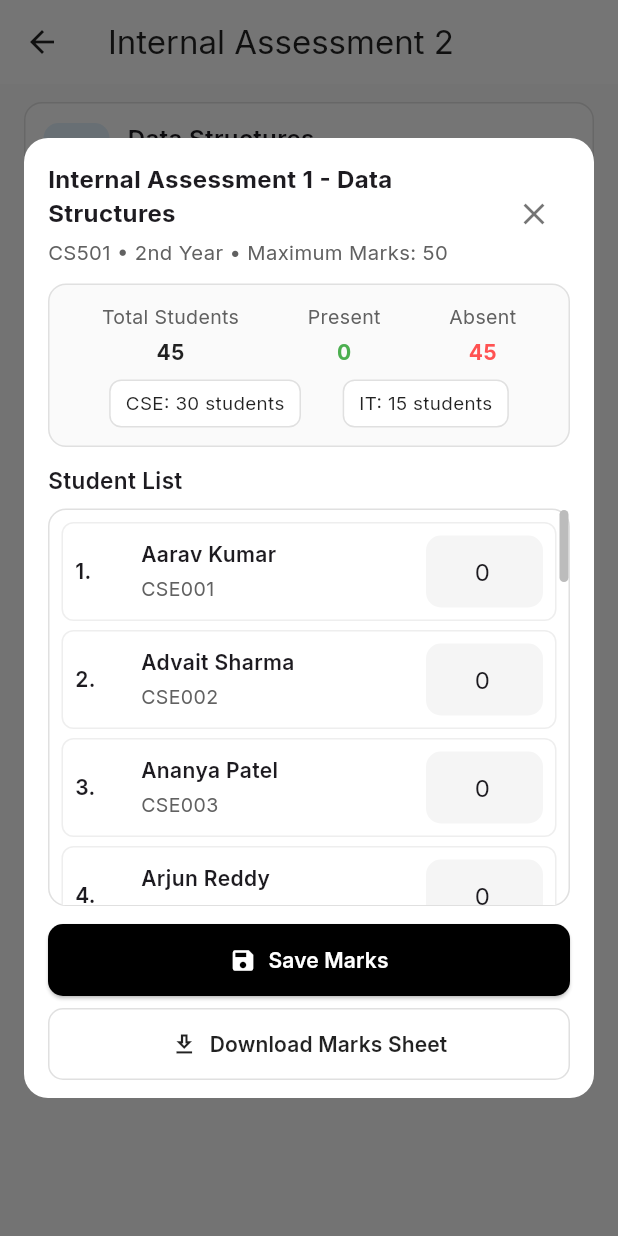
After one commit to kishoreerp/ERP-Campus-Connect, a Flutter app: the InternalAssessment2Screen screen opened directly, after a tap on "Data Structures", on a phone screen of 412 x 824 dp. The commit adds this screen. Run offline on Flutter 3.47's test engine with Material 3 defaults, Android fonts, the phone set to English and light mode, and no system bars; our stand-ins replace cloud_firestore, firebase_auth, firebase_core, google_fonts, shared_preferences, table_calendar; accounts and stored records are empty; generated files the repository leaves out were written again.

Commit message:
Updated admin & staff screens, added internal assessment 2 screen

```diff
--- a/frontend/lib/screens/admin_portal_screen.dart
+++ b/frontend/lib/screens/admin_portal_screen.dart
@@ -1,7 +1,7 @@
 import 'package:flutter/material.dart';
 import 'package:google_fonts/google_fonts.dart';
 
-
+import 'hod_portal/hod_portal_screen.dart';
 import 'staff_portal/staff_portal_screen.dart';
 import 'hod_portal/hod_portal_screen.dart';
 import 'reset_password/admin_reset_email_screen.dart';
--- /dev/null
+++ b/frontend/lib/screens/staff_portal/internal_assessment2_screen.dart
@@ -0,0 +1,426 @@
+// lib/screens/staff_portal/internal_assessment1_screen.dart
+import 'package:flutter/material.dart';
+import 'package:google_fonts/google_fonts.dart';
+
+class InternalAssessment2Screen extends StatelessWidget {
+const InternalAssessment2Screen({super.key});
+
+  // sample subjects (you can replace with your real data)
+  final List<_SubjectItem> subjects = const [
+    _SubjectItem(title: 'Data Structures', code: 'CS501', year: '2nd Year'),
+    _SubjectItem(title: 'Algorithms', code: 'CS502', year: '3rd Year'),
+    _SubjectItem(title: 'Database Systems', code: 'CS503', year: 'Final Year'),
+    _SubjectItem(title: 'Web Development', code: 'CS504', year: '1st Year'),
+  ];
+
+  @override
+  Widget build(BuildContext context) {
+    return Scaffold(
+      appBar: AppBar(
+        leading: BackButton(color: Colors.black87),
+        title: Text('Internal Assessment 2',
+            style: GoogleFonts.inter(color: Colors.black87)),
+        backgroundColor: Colors.white,
+        elevation: 0,
+        centerTitle: false,
+        iconTheme: const IconThemeData(color: Colors.black87),
+      ),
+      backgroundColor: Colors.grey[50],
+      body: Padding(
+        padding: const EdgeInsets.symmetric(horizontal: 16.0, vertical: 12),
+        child: ListView.separated(
+          itemCount: subjects.length,
+          separatorBuilder: (_, __) => const SizedBox(height: 12),
+          itemBuilder: (context, index) {
+            final s = subjects[index];
+            return _subjectCard(context, s);
+          },
+        ),
+      ),
+    );
+  }
+
+  Widget _subjectCard(BuildContext context, _SubjectItem s) {
+    return InkWell(
+      onTap: () {
+        // open marks popup for this subject (maxMarks set to 50 like screenshot)
+        _showMarksDialog(context, subject: s.title, code: s.code, year: s.year, maxMarks: 50);
+      },
+      child: Container(
+        padding: const EdgeInsets.symmetric(vertical: 12, horizontal: 12),
+        decoration: BoxDecoration(
+          color: Colors.white,
+          borderRadius: BorderRadius.circular(12),
+          border: Border.all(color: Colors.grey.shade300),
+        ),
+        child: Row(
+          children: [
+            Container(
+              height: 44,
+              width: 44,
+              decoration: BoxDecoration(
+                color: Colors.blue.shade50,
+                borderRadius: BorderRadius.circular(10),
+              ),
+              child: const Icon(Icons.book_outlined, color: Colors.blue),
+            ),
+            const SizedBox(width: 12),
+            Expanded(
+              child: Column(
+                  crossAxisAlignment: CrossAxisAlignment.start,
+                  children: [
+                    Text(s.title,
+                        style: GoogleFonts.inter(
+                            fontSize: 16, fontWeight: FontWeight.w600)),
+                    const SizedBox(height: 4),
+                    Text('${s.code} • ${s.year}',
+                        style: GoogleFonts.inter(color: Colors.grey[700], fontSize: 13)),
+                  ]),
+            ),
+            const Icon(Icons.chevron_right, color: Colors.grey),
+          ],
+        ),
+      ),
+    );
+  }
+
+  // MARKS DIALOG
+  void _showMarksDialog(BuildContext context,
+      {required String subject,
+      required String code,
+      required String year,
+      required int maxMarks}) {
+    // sample students list (45 items like screenshot)
+    final List<_Student> students = List.generate(45, (i) {
+      final idx = i + 1;
+      final roll = idx <= 30
+          ? 'CSE${idx.toString().padLeft(3, '0')}'
+          : 'IT${(idx - 30).toString().padLeft(3, '0')}';
+      final names = [
+        'Aarav Kumar',
+        'Advait Sharma',
+        'Ananya Patel',
+        'Arjun Reddy',
+        'Diya Singh',
+        'Ishaan Gupta',
+        'Kavya Nair',
+        'Krishna Iyer',
+        'Meera Desai',
+        'Nisha Joshi',
+        'Pranav Mehta',
+        'Riya Verma',
+        'Rohan Das',
+        'Pooja Joshi',
+        'Rakesh Mehta',
+        'Simran Verma',
+        'Tarun Das',
+        'Varun Agarwal',
+        'Zoya Prasad',
+        'Ganesh Iyer',
+        'Harsha Nair',
+        'Indra Desai',
+        'Jayashree Joshi',
+        'Karthik Mehta',
+        'Latha Verma',
+        'Ramesh Patel',
+        'Savitri Agarwal',
+        'Suresh Deshmukh',
+        'Tulasi Khan',
+        'Venkat Saxena',
+        'Yasmin Prasad',
+        'Aman Gupta',
+        'Ritu Patel',
+        'Sunil Kumar',
+        'Nitin Sharma',
+        'Tanya Roy',
+        'Mukul Jain',
+        'Nikhil S.',
+        'Arpita Joshi',
+        'Praful Rao',
+        'Ramesh B.',
+        'Meena L.',
+        'Ajay P.'
+      ];
+      return _Student(
+          name: names[i % names.length],
+          roll: roll,
+          marksController: TextEditingController(text: '0'));
+    });
+
+    // Show as dialog
+    showDialog(
+      context: context,
+      barrierDismissible: false,
+      builder: (ctx) {
+        return Dialog(
+          insetPadding: const EdgeInsets.all(16),
+          shape: RoundedRectangleBorder(borderRadius: BorderRadius.circular(16)),
+          child: StatefulBuilder(builder: (context, setState) {
+            // compute summary counters from fields
+            int parsed(String txt) => int.tryParse(txt) ?? 0;
+
+            int totalStudents() => students.length;
+            int getPresentCount() {
+              // consider present if marks field > 0
+              int count = 0;
+              for (var s in students) {
+                final v = int.tryParse(s.marksController.text) ?? 0;
+                if (v > 0) count++;
+              }
+              return count;
+            }
+
+            return Container(
+              padding: const EdgeInsets.fromLTRB(16, 16, 16, 12),
+              constraints: const BoxConstraints(maxHeight: 640),
+              child: Column(
+                crossAxisAlignment: CrossAxisAlignment.start,
+                children: [
+                  // header
+                  Row(
+                    mainAxisAlignment: MainAxisAlignment.spaceBetween,
+                    children: [
+                      Expanded(
+                        child: Column(
+                            crossAxisAlignment: CrossAxisAlignment.start,
+                            children: [
+                              Text('Internal Assessment 1 - $subject',
+                                  style: GoogleFonts.inter(
+                                      fontSize: 16, fontWeight: FontWeight.w700)),
+                              const SizedBox(height: 4),
+                              Text('$code • $year • Maximum Marks: $maxMarks',
+                                  style: GoogleFonts.inter(
+                                      color: Colors.grey[700], fontSize: 13.5)),
+                            ]),
+                      ),
+                      IconButton(
+                        onPressed: () {
+                          // close dialog and dispose controllers
+                          for (var s in students) {
+                            s.marksController.dispose();
+                          }
+                          Navigator.pop(context);
+                        },
+                        icon: const Icon(Icons.close, color: Colors.black54),
+                      ),
+                    ],
+                  ),
+
+                  const SizedBox(height: 12),
+
+                  // summary box
+                  Container(
+                    padding: const EdgeInsets.all(12),
+                    decoration: BoxDecoration(
+                        color: Colors.grey[50],
+                        borderRadius: BorderRadius.circular(12),
+                        border: Border.all(color: Colors.grey.shade300)),
+                    child: Column(children: [
+                      Row(
+                        mainAxisAlignment: MainAxisAlignment.spaceAround,
+                        children: [
+                          _summaryItem('Total Students', '${totalStudents()}', Colors.black87),
+                          _summaryItem('Present', '${getPresentCount()}', Colors.green),
+                          _summaryItem('Absent', '${totalStudents() - getPresentCount()}', Colors.redAccent),
+                        ],
+                      ),
+                      const SizedBox(height: 8),
+                      Row(
+                        mainAxisAlignment: MainAxisAlignment.spaceEvenly,
+                        children: [
+                          _deptChip('CSE: 30 students'),
+                          _deptChip('IT: ${totalStudents() - 30} students'),
+                        ],
+                      )
+                    ]),
+                  ),
+
+                  const SizedBox(height: 12),
+                  Text('Student List', style: GoogleFonts.inter(fontSize: 15, fontWeight: FontWeight.w600)),
+                  const SizedBox(height: 8),
+
+                  // list of students with input fields
+                  Expanded(
+                    child: Container(
+                      decoration: BoxDecoration(
+                        color: Colors.white,
+                        borderRadius: BorderRadius.circular(12),
+                        border: Border.all(color: Colors.grey.shade300),
+                      ),
+                      child: Scrollbar(
+                        thumbVisibility: true,
+                        radius: const Radius.circular(10),
+                        thickness: 6,
+                        child: ListView.separated(
+                          padding: const EdgeInsets.symmetric(vertical: 8),
+                          itemCount: students.length,
+                          separatorBuilder: (_, __) => const SizedBox(height: 6),
+                          itemBuilder: (context, index) {
+                            final s = students[index];
+                            return Padding(
+                              padding: const EdgeInsets.symmetric(horizontal: 8),
+                              child: Container(
+                                padding: const EdgeInsets.symmetric(vertical: 8, horizontal: 8),
+                                decoration: BoxDecoration(
+                                  color: Colors.white,
+                                  borderRadius: BorderRadius.circular(8),
+                                  border: Border.all(color: Colors.grey.shade200),
+                                ),
+                                child: Row(
+                                  children: [
+                                    SizedBox(
+                                      width: 36,
+                                      child: Text('${index + 1}.', style: GoogleFonts.inter(fontWeight: FontWeight.w600)),
+                                    ),
+                                    const SizedBox(width: 8),
+                                    Expanded(
+                                      child: Column(
+                                        crossAxisAlignment: CrossAxisAlignment.start,
+                                        children: [
+                                          Text(s.name, style: GoogleFonts.inter(fontWeight: FontWeight.w600)),
+                                          const SizedBox(height: 4),
+                                          Text(s.roll, style: GoogleFonts.inter(color: Colors.grey[700], fontSize: 13)),
+                                        ],
+                                      ),
+                                    ),
+                                    const SizedBox(width: 12),
+                                    // marks input box
+                                    SizedBox(
+                                      width: 78,
+                                      child: TextField(
+                                        controller: s.marksController,
+                                        keyboardType: TextInputType.number,
+                                        textAlign: TextAlign.center,
+                                        decoration: InputDecoration(
+                                          filled: true,
+                                          fillColor: Colors.grey[100],
+                                          border: OutlineInputBorder(
+                                            borderRadius: BorderRadius.circular(10),
+                                            borderSide: BorderSide.none,
+                                          ),
+                                          contentPadding: const EdgeInsets.symmetric(vertical: 12, horizontal: 8),
+                                        ),
+                                        onChanged: (val) {
+                                          // clamp to 0..maxMarks
+                                          final parsed = int.tryParse(val) ?? 0;
+                                          if (parsed < 0 || parsed > maxMarks) {
+                                            // update to valid value and refresh summary
+                                            s.marksController.text = parsed.clamp(0, maxMarks).toString();
+                                            s.marksController.selection = TextSelection.fromPosition(TextPosition(offset: s.marksController.text.length));
+                                          }
+                                          setState(() {});
+                                        },
+                                      ),
+                                    ),
+                                  ],
+                                ),
+                              ),
+                            );
+                          },
+                        ),
+                      ),
+                    ),
+                  ),
+
+                  const SizedBox(height: 12),
+
+                  // footer buttons
+                  Column(
+                    children: [
+                      SizedBox(
+                        width: double.infinity,
+                        child: ElevatedButton.icon(
+                          onPressed: () {
+                            // gather marks, simple validation & close
+                            final Map<String, int> marksMap = {};
+                            for (var s in students) {
+                              marksMap[s.roll] = int.tryParse(s.marksController.text) ?? 0;
+                            }
+
+                            // dispose controllers
+                            for (var s in students) {
+                              s.marksController.dispose();
+                            }
+
+                            Navigator.pop(context);
+                            ScaffoldMessenger.of(context).showSnackBar(
+                              SnackBar(content: Text('Marks saved (${marksMap.length} students)')),
+                            );
+                          },
+                          icon: const Icon(Icons.save, color: Colors.white),
+                          label: Text('Save Marks', style: GoogleFonts.inter(color: Colors.white, fontWeight: FontWeight.w600)),
+                          style: ElevatedButton.styleFrom(
+                            backgroundColor: Colors.black,
+                            padding: const EdgeInsets.symmetric(vertical: 14),
+                            shape: RoundedRectangleBorder(borderRadius: BorderRadius.circular(10)),
+                          ),
+                        ),
+                      ),
+                      const SizedBox(height: 8),
+                      SizedBox(
+                        width: double.infinity,
+                        child: OutlinedButton.icon(
+                          onPressed: () {
+                            // placeholder: trigger download/export (implement real export if needed)
+                            ScaffoldMessenger.of(context).showSnackBar(
+                              const SnackBar(content: Text('Download marks sheet (placeholder)')),
+                            );
+                          },
+                          icon: const Icon(Icons.download_outlined, color: Colors.black87),
+                          label: Text('Download Marks Sheet', style: GoogleFonts.inter(fontWeight: FontWeight.w600, color: Colors.black87)),
+                          style: OutlinedButton.styleFrom(
+                            padding: const EdgeInsets.symmetric(vertical: 14),
+                            shape: RoundedRectangleBorder(borderRadius: BorderRadius.circular(10)),
+                            side: BorderSide(color: Colors.grey.shade300),
+                            backgroundColor: Colors.white,
+                          ),
+                        ),
+                      ),
+                    ],
+                  ),
+                ],
+              ),
+            );
+          }),
+        );
+      },
+    );
+  }
+
+  // small helper widgets
+  Widget _summaryItem(String label, String value, Color color) {
+    return Column(
+      children: [
+        Text(label, style: GoogleFonts.inter(color: Colors.grey[700], fontSize: 13)),
+        const SizedBox(height: 4),
+        Text(value, style: GoogleFonts.inter(color: color, fontWeight: FontWeight.w700)),
+      ],
+    );
+  }
+
+  Widget _deptChip(String text) {
+    return Container(
+      padding: const EdgeInsets.symmetric(horizontal: 10, vertical: 6),
+      decoration: BoxDecoration(
+        color: Colors.white,
+        borderRadius: BorderRadius.circular(8),
+        border: Border.all(color: Colors.grey.shade300),
+      ),
+      child: Text(text, style: GoogleFonts.inter(fontSize: 12.5, color: Colors.black87)),
+    );
+  }
+}
+
+class _SubjectItem {
+  final String title;
+  final String code;
+  final String year;
+  const _SubjectItem({required this.title, required this.code, required this.year});
+}
+
+class _Student {
+  final String name;
+  final String roll;
+  final TextEditingController marksController;
+  _Student({required this.name, required this.roll, required this.marksController});
+}
--- a/frontend/lib/screens/staff_portal/staff_marks_screen.dart
+++ b/frontend/lib/screens/staff_portal/staff_marks_screen.dart
@@ -1,5 +1,7 @@
 import 'package:flutter/material.dart';
 import 'package:google_fonts/google_fonts.dart';
+import 'Internal_assessment_1_screen.dart';
+import 'internal_assessment2_screen.dart';
 
 class StaffMarksScreen extends StatelessWidget {
   const StaffMarksScreen({super.key});
@@ -40,11 +42,12 @@ class StaffMarksScreen extends StatelessWidget {
               title: "Internal Assessment 1",
               subtitle: "Enter and manage IA1 marks for your subjects",
               onTap: () {
-                Navigator.push(
-                    context,
-                    MaterialPageRoute(
-                        builder: (_) =>
-                            const PlaceholderScreen(title: "Internal Assessment 1")));
+                 Navigator.push(
+                context,
+                 MaterialPageRoute(
+                 builder: (_) => const InternalAssessment1Screen(),
+                ),
+               );
               },
             ),
             _buildOptionCard(
@@ -58,8 +61,11 @@ class StaffMarksScreen extends StatelessWidget {
                 Navigator.push(
                     context,
                     MaterialPageRoute(
-                        builder: (_) =>
-                            const PlaceholderScreen(title: "Internal Assessment 2")));
+                        builder: (_) => const InternalAssessment2Screen()
+                    ),
+                );
+
+
               },
             ),
             _buildOptionCard(
--- a/frontend/lib/screens/student_login_screen.dart
+++ b/frontend/lib/screens/student_login_screen.dart
@@ -2,6 +2,8 @@ import 'package:flutter/material.dart';
 import 'package:google_fonts/google_fonts.dart';
 import 'reset_password/reset_email_screen.dart';
 import 'student_portal/student_portal_screen.dart';
+import '../../services/auth_service.dart';
+import '../../services/user_service.dart';
 
 
 class StudentLoginScreen extends StatefulWidget {
@@ -14,6 +16,10 @@ class StudentLoginScreen extends StatefulWidget {
 
 
 class _StudentLoginScreenState extends State<StudentLoginScreen> {
+  final AuthService _authService = AuthService();
+final UserService _userService = UserService();
+
+
   bool useEmail = false;
   bool rememberMe = false;
   bool obscurePassword = true;
@@ -22,6 +28,49 @@ class _StudentLoginScreenState extends State<StudentLoginScreen> {
   final TextEditingController rollController = TextEditingController();
   final TextEditingController emailController = TextEditingController();
   final TextEditingController passwordController = TextEditingController();
+
+Future<void> handleStudentLogin() async {
+  try {
+    // 1. Login using Firebase (email + password)
+    final user = await _authService.login(
+      email: emailController.text.trim(),
+      password: passwordController.text.trim(),
+    );
+
+    if (user == null) {
+      throw 'Login failed';
+    }
+
+    // 2. Get student data from Firestore
+    final data = await _userService.getUserByUid(user.uid);
+
+    if (data == null) {
+      throw 'Student record not found';
+    }
+
+    // 3. Check role
+    if (data['role'] != 'student') {
+      throw 'This is not a student account';
+    }
+
+    // 4. Check roll number
+    if (data['rollNo'] != rollController.text.trim()) {
+      throw 'Wrong roll number';
+    }
+
+    // ✅ SUCCESS → go to Student Portal
+    Navigator.pushReplacement(
+      context,
+      MaterialPageRoute(
+        builder: (_) => const StudentPortalScreen(),
+      ),
+    );
+  } catch (e) {
+    ScaffoldMessenger.of(context).showSnackBar(
+      SnackBar(content: Text(e.toString())),
+    );
+  }
+}
 
 
   @override
@@ -279,14 +328,8 @@ class _StudentLoginScreenState extends State<StudentLoginScreen> {
                       borderRadius: BorderRadius.circular(10)),
                   backgroundColor: const Color(0xFF8E2DE2),
                 ),
-                onPressed: () {
-                  Navigator.pushReplacement(
-                    context,
-                    MaterialPageRoute(
-                      builder: (_) => StudentPortalScreen( ),
-                    ),
-                  );
-                },
+              onPressed: handleStudentLogin,
+
                 child: Text('Sign In',
                     style: GoogleFonts.inter(
                         fontWeight: FontWeight.w600, color: Colors.white)),
```
